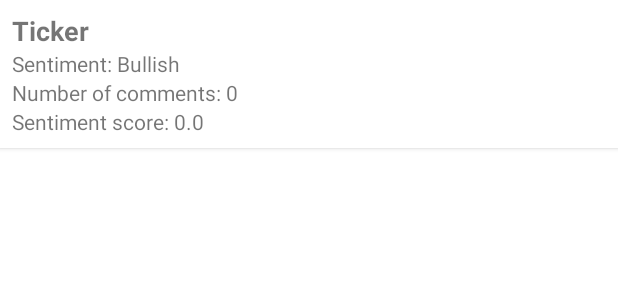
After one commit to lightvision/Smart_Market_Insight, an Android app: the layout item_market_sentiment.xml on its own in the app's theme, with its tools: preview values and no code run, on a phone screen of 412 x 824 dp. The commit adds this screen. Shown: the top 300 px of the screen. Run offline under Robolectric (Android 15) with nearby library versions, the phone set to English and light mode, and no system bars.

Commit message:
Market sentiment from reddit is fully functional. Data is refreshd by swipe to refresh. Items are displayed as reciclerView

```diff
--- a/app/build.gradle
+++ b/app/build.gradle
@@ -45,4 +45,7 @@ dependencies {
 
     // browser
     implementation 'com.squareup.okhttp3:okhttp:4.12.0'
+
+    // swipe to refresh; folosim asta in loc de butonul de refresh
+    implementation 'androidx.swiperefreshlayout:swiperefreshlayout:1.1.0'
 }
--- /dev/null
+++ b/app/src/main/res/layout/item_market_sentiment.xml
@@ -0,0 +1,36 @@
+<?xml version="1.0" encoding="utf-8"?>
+<LinearLayout xmlns:android="http://schemas.android.com/apk/res/android"
+    android:layout_width="match_parent"
+    android:layout_height="wrap_content"
+    android:orientation="vertical"
+    android:padding="8dp"
+    android:background="@android:color/white"
+    android:layout_marginBottom="8dp"
+    android:elevation="2dp">
+
+    <TextView
+        android:id="@+id/textTicker"
+        android:layout_width="wrap_content"
+        android:layout_height="wrap_content"
+        android:text="Ticker"
+        android:textSize="18sp"
+        android:textStyle="bold" />
+
+    <TextView
+        android:id="@+id/textSentiment"
+        android:layout_width="wrap_content"
+        android:layout_height="wrap_content"
+        android:text="Sentiment: Bullish" />
+
+    <TextView
+        android:id="@+id/textComments"
+        android:layout_width="wrap_content"
+        android:layout_height="wrap_content"
+        android:text="Number of comments: 0" />
+
+    <TextView
+        android:id="@+id/textSentimentScore"
+        android:layout_width="wrap_content"
+        android:layout_height="wrap_content"
+        android:text="Sentiment score: 0.0" />
+</LinearLayout>
```
Also changed, not shown: app/src/main/java/marven/smartmarketinsight/market_sentiment/MarketSentiment.java (added, +31 -0 lines), app/src/main/java/marven/smartmarketinsight/market_sentiment/MarketSentimentAdapter.java (added, +56 -0 lines), app/src/main/java/marven/smartmarketinsight/market_sentiment/MarketSentimentFragment.java (+43 -44 lines), app/src/main/java/marven/smartmarketinsight/market_sentiment/MarketSentimentViewModel.java (+32 -26 lines), app/src/main/res/layout/fragment_market_sentiment.xml (+10 -27 lines).
